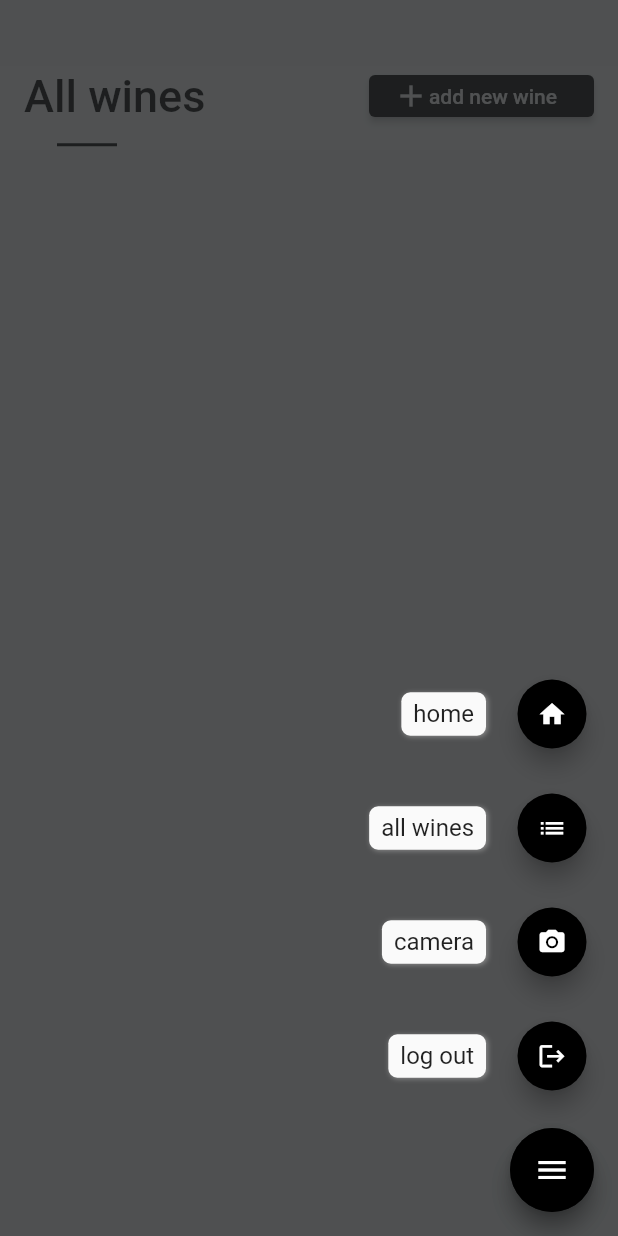
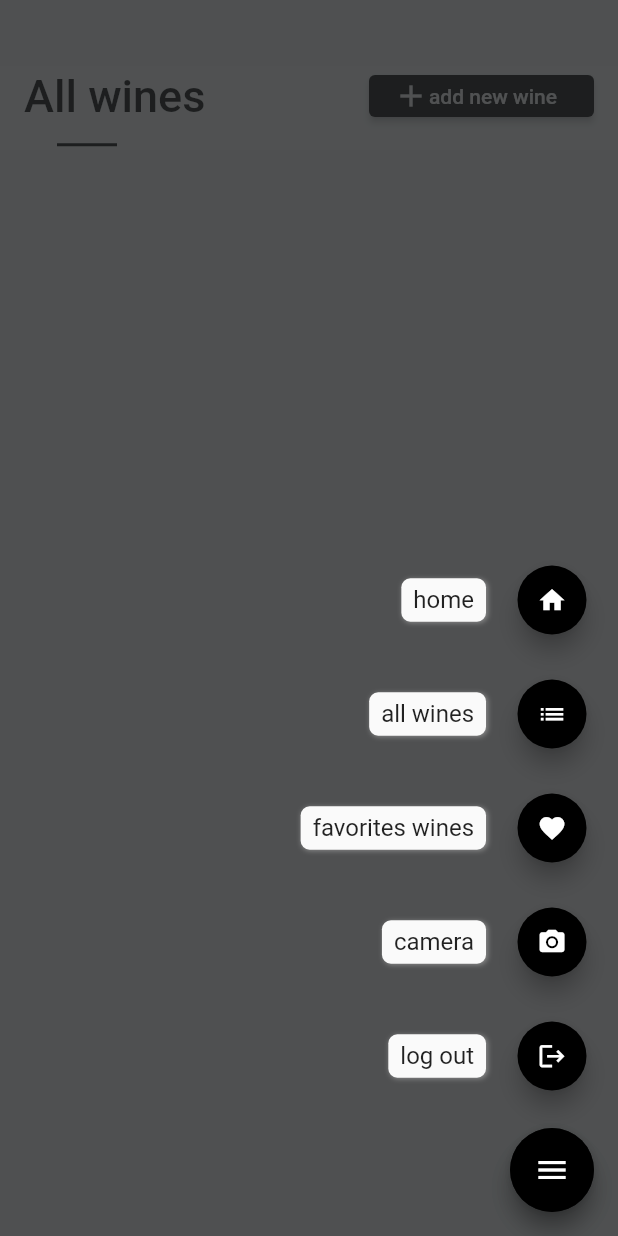
Before and after one commit to Luo-Ying/shazam-du-vin, a Flutter app: the MyListVinPage screen opened directly, after a tap on the "menu" icon, on a phone screen of 412 x 824 dp. Run offline on Flutter 3.47's test engine with Material 2 defaults, Android fonts, the phone set to English and light mode, and no system bars; drawn by our look-alikes of flutter_speed_dial; our stand-ins replace dio, flutter_rating_bar, fluttertoast, image_picker, shared_preferences; missing offline and left inert: cross_file_image, shake_animation_widget; accounts and stored records are empty.

Commit message:
Add icon favorite into main menu to go page list favorites.

```diff
--- a/lib/components/flutingActionButionMenu.dart
+++ b/lib/components/floatingActionButionMenu.dart
@@ -47,6 +47,19 @@ Widget buildMainMenu(BuildContext context) {
         onTap: () {
           // isDialOpen.value = false;
           photo_camera(context);
+        },
+      ),
+      SpeedDialChild(
+        child: const Icon(
+          Icons.favorite,
+          color: Colors.white,
+        ),
+        backgroundColor: Colors.black,
+        label: 'favorites wines',
+        labelStyle: const TextStyle(fontSize: 16.0),
+        onTap: () {
+          // isDialOpen.value = false;
+          goListFavorisPage(context);
         },
       ),
       SpeedDialChild(
@@ -115,6 +128,8 @@ Future<void> goListVinPage(BuildContext context) async {
     },
   ));
 }
+
+Future<void> goListFavorisPage(BuildContext context) async {}
 
 Future<void> goHome(BuildContext context) async {
   await getTopWines();
--- a/lib/myListWinePage.dart
+++ b/lib/myListWinePage.dart
@@ -10,7 +10,7 @@ import 'package:shazam_du_vin/services/var_global.dart';
 import './services/http_service.dart';
 import '../services/localStorage.dart';
 import './services/var_global.dart';
-import 'components/flutingActionButionMenu.dart';
+import 'components/floatingActionButionMenu.dart';
 import 'components/wineCard.dart';
 
 import 'utils/models.dart';
--- a/lib/myMainPage.dart
+++ b/lib/myMainPage.dart
@@ -9,7 +9,7 @@ import 'package:shazam_du_vin/myLoginPage.dart';
 
 import './services/http_service.dart';
 import './services/localStorage.dart';
-import 'components/flutingActionButionMenu.dart';
+import 'components/floatingActionButionMenu.dart';
 import 'components/wineCard.dart';
 import './utils/models.dart';
 
```
Also changed, not shown: lib/myAddNewWineFormPage.dart (+0 -7 lines).
